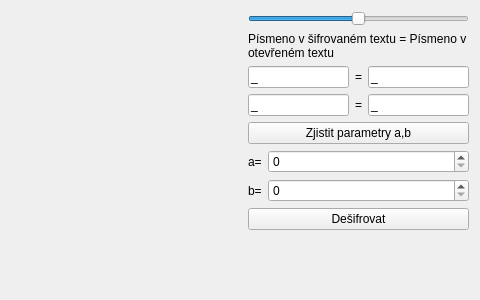
Above: affineciphertab.ui from mige/Decryptor before the change; both pictures show x 269 to 749 and y 0 to 300 of the 749 by 300 pixel window. Below: the same form after it.
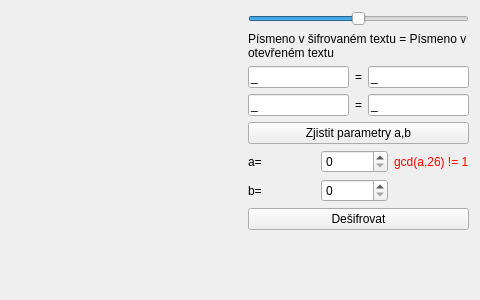
That is the form after the change. Custom widgets are drawn as their Qt base class.

```diff
--- a/affineciphertab.ui
+++ b/affineciphertab.ui
@@ -118,7 +118,7 @@
       </widget>
      </item>
      <item>
-      <layout class="QFormLayout" name="formLayout">
+      <layout class="QGridLayout" name="gridLayout_2">
        <item row="0" column="0">
         <widget class="QLabel" name="label">
          <property name="text">
@@ -129,6 +129,19 @@
        <item row="0" column="1">
         <widget class="QSpinBox" name="spinBoxA"/>
        </item>
+       <item row="0" column="2">
+        <widget class="QLabel" name="txtWrongA">
+         <property name="enabled">
+          <bool>true</bool>
+         </property>
+         <property name="styleSheet">
+          <string notr="true">color:red;</string>
+         </property>
+         <property name="text">
+          <string>gcd(a,26) != 1</string>
+         </property>
+        </widget>
+       </item>
        <item row="1" column="0">
         <widget class="QLabel" name="label_2">
          <property name="text">
```
